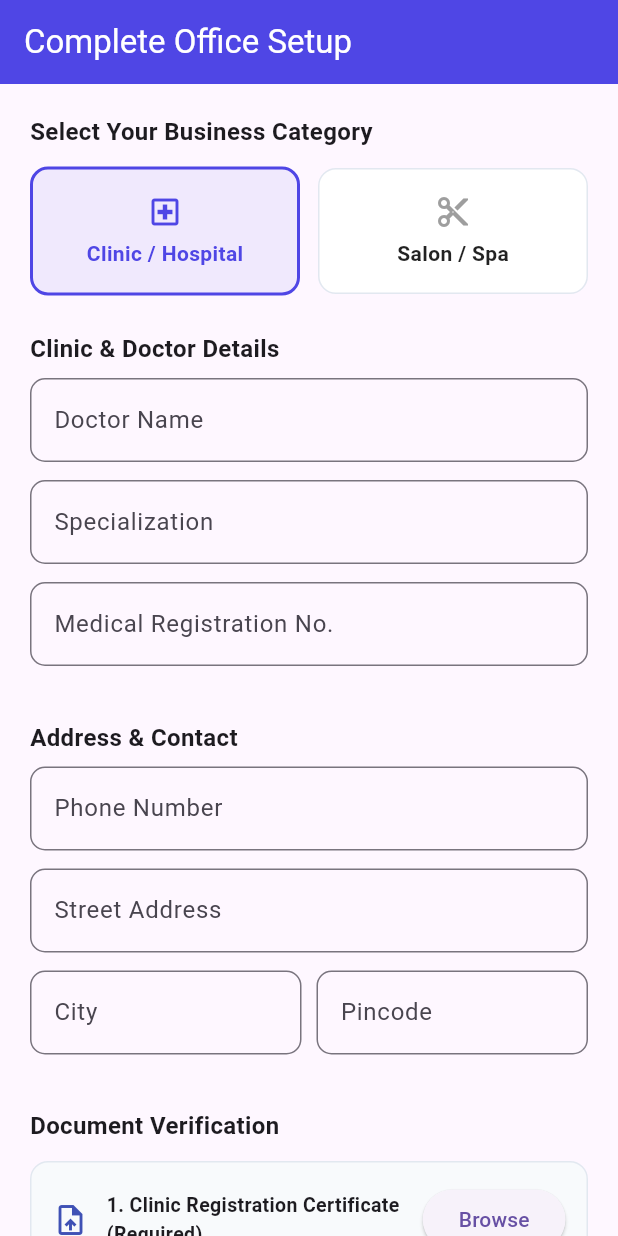
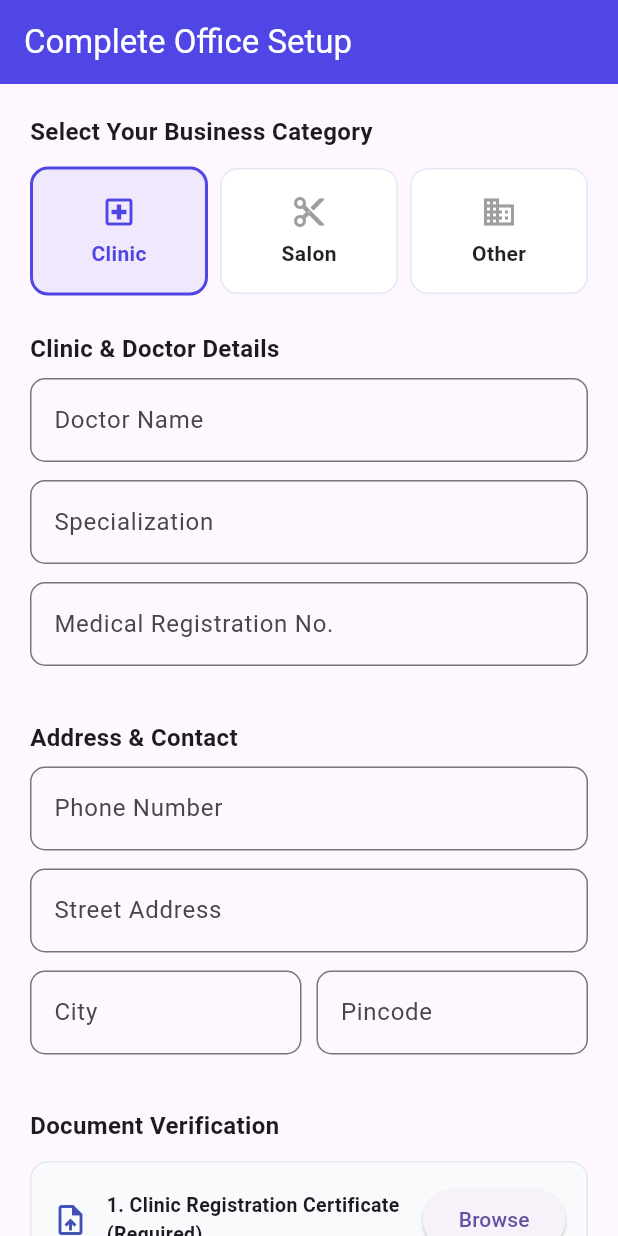
Before and after one commit to sahil-Parmar1/queueless, a Flutter app: the OfficeOnboardingScreen screen opened directly, on a phone screen of 412 x 824 dp. Run offline on Flutter 3.47's test engine with Material 3 defaults, Android fonts, the phone set to English and light mode, and no system bars; our stand-ins replace file_picker, firebase_auth, firebase_core, flutter_secure_storage, google_sign_in; accounts and stored records are empty.

Commit message:
salon/clinic/other document uplaoding screen was added

```diff
--- a/frontend/queueless_office/lib/screens/dashboad/office_onboarding_screen.dart
+++ b/frontend/queueless_office/lib/screens/dashboad/office_onboarding_screen.dart
@@ -37,11 +37,33 @@ class _OfficeOnboardingScreenState extends State<OfficeOnboardingScreen> {
   final _tradeLicenseController = TextEditingController();
   String _salonType = 'Unisex';
 
+  // Other Controllers
+  final _otherBusinessTypeController = TextEditingController();
+  final _descriptionController = TextEditingController();
+
   // Files
   PlatformFile? _primaryDoc;
   PlatformFile? _secondaryDoc;
 
   bool _loading = false;
+
+  @override
+  void dispose() {
+    _phoneController.dispose();
+    _addressController.dispose();
+    _cityController.dispose();
+    _stateController.dispose();
+    _pincodeController.dispose();
+    _openingTimeController.dispose();
+    _closingTimeController.dispose();
+    _doctorNameController.dispose();
+    _specializationController.dispose();
+    _medRegNoController.dispose();
+    _tradeLicenseController.dispose();
+    _otherBusinessTypeController.dispose();
+    _descriptionController.dispose();
+    super.dispose();
+  }
 
   String get _baseUrl => kIsWeb
       ? 'http://localhost:8080/api/office/onboarding'
@@ -100,6 +122,7 @@ class _OfficeOnboardingScreenState extends State<OfficeOnboardingScreen> {
       request.fields['pincode'] = _pincodeController.text.trim();
       request.fields['openingTime'] = _openingTimeController.text.trim();
       request.fields['closingTime'] = _closingTimeController.text.trim();
+      request.fields['description'] = _descriptionController.text.trim();
 
       // Category Specific Fields
       if (_category == 'CLINIC') {
@@ -109,11 +132,14 @@ class _OfficeOnboardingScreenState extends State<OfficeOnboardingScreen> {
       } else if (_category == 'SALON') {
         request.fields['salonType'] = _salonType;
         request.fields['tradeLicenseNumber'] = _tradeLicenseController.text.trim();
+      } else if (_category == 'OTHER') {
+        request.fields['specialization'] = _otherBusinessTypeController.text.trim();
+        request.fields['tradeLicenseNumber'] = _tradeLicenseController.text.trim();
       }
 
       // Attach Primary File
       if (kIsWeb || _primaryDoc!.path == null) {
-        final bytes = await _primaryDoc!.readAsBytes();
+        final bytes = await _primaryDoc!.xFile.readAsBytes();
         request.files.add(http.MultipartFile.fromBytes(
           'primaryDocument',
           bytes,
@@ -130,7 +156,7 @@ class _OfficeOnboardingScreenState extends State<OfficeOnboardingScreen> {
       // Attach Secondary File (if picked)
       if (_secondaryDoc != null) {
         if (kIsWeb || _secondaryDoc!.path == null) {
-          final bytes = await _secondaryDoc!.readAsBytes();
+          final bytes = await _secondaryDoc!.xFile.readAsBytes();
           request.files.add(http.MultipartFile.fromBytes(
             'secondaryDocument',
             bytes,
@@ -160,7 +186,7 @@ class _OfficeOnboardingScreenState extends State<OfficeOnboardingScreen> {
           Navigator.pushAndRemoveUntil(
             context,
             MaterialPageRoute(
-              builder: (context) => const OfficeDashboardScreen(), // Replace with your dashboard widget
+              builder: (context) => const OfficeDashboardScreen(),
             ),
                 (route) => false,
           );
@@ -204,12 +230,14 @@ class _OfficeOnboardingScreenState extends State<OfficeOnboardingScreen> {
               ),
               const SizedBox(height: 12),
 
-              // Category Selector
+              // Category Selector (Clinic, Salon, Other)
               Row(
                 children: [
-                  _categoryChip('CLINIC', 'Clinic / Hospital', Icons.local_hospital_outlined),
-                  const SizedBox(width: 12),
-                  _categoryChip('SALON', 'Salon / Spa', Icons.content_cut_outlined),
+                  _categoryChip('CLINIC', 'Clinic', Icons.local_hospital_outlined),
+                  const SizedBox(width: 8),
+                  _categoryChip('SALON', 'Salon', Icons.content_cut_outlined),
+                  const SizedBox(width: 8),
+                  _categoryChip('OTHER', 'Other', Icons.business_outlined),
                 ],
               ),
               const SizedBox(height: 24),
@@ -234,6 +262,12 @@ class _OfficeOnboardingScreenState extends State<OfficeOnboardingScreen> {
                       .toList(),
                   onChanged: (v) => setState(() => _salonType = v!),
                 ),
+              ] else if (_category == 'OTHER') ...[
+                const Text('Business Details', style: TextStyle(fontSize: 16, fontWeight: FontWeight.bold)),
+                const SizedBox(height: 8),
+                _inputField('Business Type / Industry', _otherBusinessTypeController, 'e.g. Bank, Government Office, Consulting, Gym'),
+                _inputField('License / Registration No. (Optional)', _tradeLicenseController, 'e.g. REG-12345, GSTIN', isRequired: false),
+                _inputField('Business Description (Optional)', _descriptionController, 'Brief description of services', isRequired: false),
               ],
 
               const SizedBox(height: 24),
@@ -255,13 +289,21 @@ class _OfficeOnboardingScreenState extends State<OfficeOnboardingScreen> {
 
               // Document Upload Pickers
               _documentPickerCard(
-                title: _category == 'CLINIC' ? '1. Clinic Registration Certificate (Required)' : '1. Trade / Business License (Required)',
+                title: _category == 'CLINIC'
+                    ? '1. Clinic Registration Certificate (Required)'
+                    : _category == 'SALON'
+                        ? '1. Trade / Business License (Required)'
+                        : '1. Business Registration / Govt ID (Required)',
                 file: _primaryDoc,
                 onPick: () => _pickFile(true),
               ),
               const SizedBox(height: 12),
               _documentPickerCard(
-                title: _category == 'CLINIC' ? '2. Doctor Degree / ID (Optional)' : '2. Owner ID Proof / GST (Optional)',
+                title: _category == 'CLINIC'
+                    ? '2. Doctor Degree / ID (Optional)'
+                    : _category == 'SALON'
+                        ? '2. Owner ID Proof / GST (Optional)'
+                        : '2. Additional Document / ID Proof (Optional)',
                 file: _secondaryDoc,
                 onPick: () => _pickFile(false),
               ),
@@ -313,7 +355,13 @@ class _OfficeOnboardingScreenState extends State<OfficeOnboardingScreen> {
     );
   }
 
-  Widget _inputField(String label, TextEditingController controller, String hint, {TextInputType keyboardType = TextInputType.text}) {
+  Widget _inputField(
+    String label,
+    TextEditingController controller,
+    String hint, {
+    TextInputType keyboardType = TextInputType.text,
+    bool isRequired = true,
+  }) {
     return Padding(
       padding: const EdgeInsets.only(bottom: 12),
       child: TextFormField(
@@ -324,7 +372,10 @@ class _OfficeOnboardingScreenState extends State<OfficeOnboardingScreen> {
           hintText: hint,
           border: OutlineInputBorder(borderRadius: BorderRadius.circular(10)),
         ),
-        validator: (v) => v == null || v.isEmpty ? 'Please enter $label' : null,
+        validator: (v) {
+          if (!isRequired) return null;
+          return (v == null || v.isEmpty) ? 'Please enter $label' : null;
+        },
       ),
     );
   }
```
Also changed, not shown: 3 other files.
